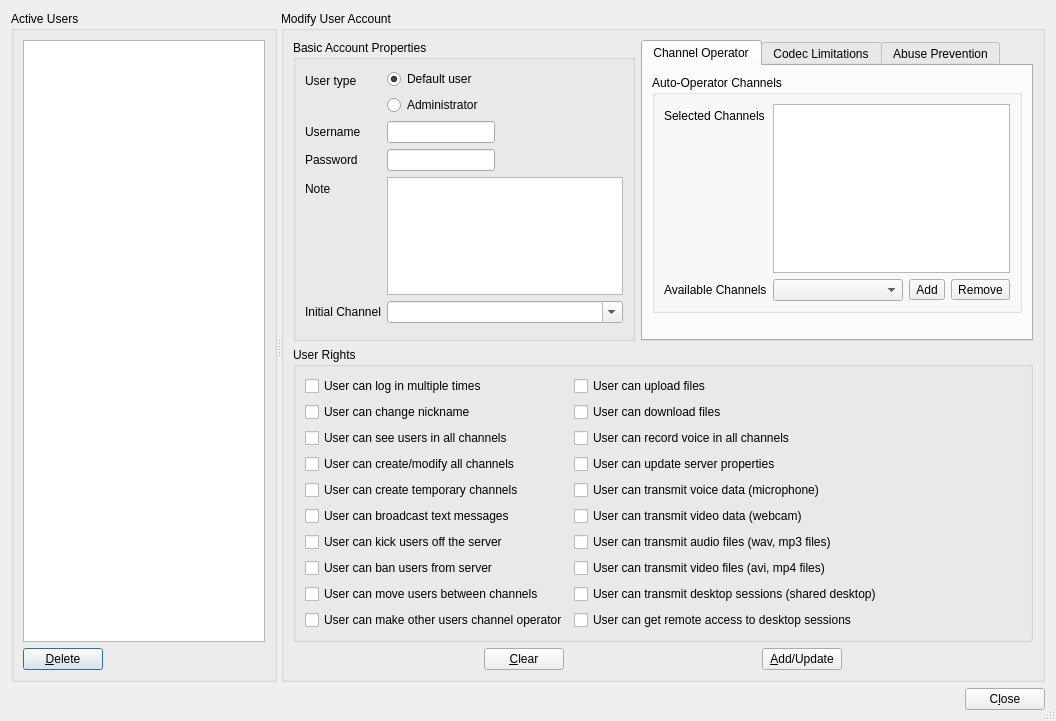
Above: Client/qtTeamTalk/useraccounts.ui from Vector1990/TeamTalk5 before the change. Below: the same form after it.
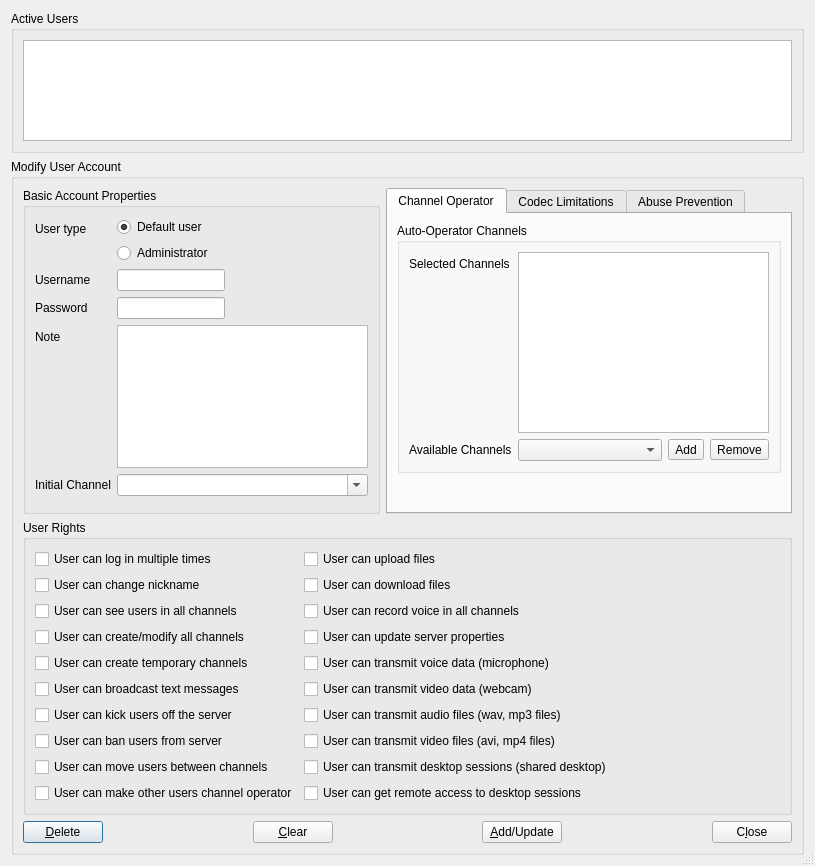
That is the form after the change.

Commit message: Rearranged user accounts dialog

Patch:
```diff
--- a/Client/qtTeamTalk/useraccounts.ui
+++ b/Client/qtTeamTalk/useraccounts.ui
@@ -6,8 +6,8 @@
    <rect>
     <x>0</x>
     <y>0</y>
-    <width>1056</width>
-    <height>721</height>
+    <width>815</width>
+    <height>866</height>
    </rect>
   </property>
   <property name="windowTitle">
@@ -18,15 +18,11 @@
   </property>
   <layout class="QVBoxLayout" name="verticalLayout_4">
    <item>
-    <widget class="QSplitter" name="splitter">
-     <property name="orientation">
-      <enum>Qt::Horizontal</enum>
-     </property>
      <widget class="QGroupBox" name="groupBox">
       <property name="title">
        <string>Active Users</string>
       </property>
-      <layout class="QVBoxLayout" name="verticalLayout">
+     <layout class="QHBoxLayout" name="horizontalLayout_6">
        <item>
         <widget class="QTreeView" name="usersTreeView">
          <property name="minimumSize">
@@ -46,37 +42,30 @@
          <property name="dragDropOverwriteMode">
           <bool>false</bool>
          </property>
+        <property name="alternatingRowColors">
+         <bool>true</bool>
+        </property>
          <property name="selectionBehavior">
           <enum>QAbstractItemView::SelectRows</enum>
          </property>
-        </widget>
-       </item>
-       <item>
-        <layout class="QHBoxLayout" name="horizontalLayout_4">
-         <item>
-          <widget class="QPushButton" name="delButton">
-           <property name="text">
-            <string>&amp;Delete</string>
-           </property>
-          </widget>
-         </item>
-         <item>
-          <spacer name="horizontalSpacer_3">
-           <property name="orientation">
-            <enum>Qt::Horizontal</enum>
-           </property>
-           <property name="sizeHint" stdset="0">
-            <size>
-             <width>40</width>
-             <height>20</height>
-            </size>
-           </property>
-          </spacer>
-         </item>
-        </layout>
-       </item>
-      </layout>
-     </widget>
+        <property name="rootIsDecorated">
+         <bool>false</bool>
+        </property>
+        <property name="itemsExpandable">
+         <bool>false</bool>
+        </property>
+        <property name="sortingEnabled">
+         <bool>true</bool>
+        </property>
+        <property name="expandsOnDoubleClick">
+         <bool>false</bool>
+        </property>
+       </widget>
+      </item>
+     </layout>
+    </widget>
+   </item>
+   <item>
      <widget class="QGroupBox" name="groupBox_2">
       <property name="title">
        <string>Modify User Account</string>
@@ -593,6 +582,13 @@
        </item>
        <item>
         <layout class="QHBoxLayout" name="horizontalLayout">
+        <item>
+         <widget class="QPushButton" name="delButton">
+          <property name="text">
+           <string>&amp;Delete</string>
+          </property>
+         </widget>
+        </item>
          <item>
           <spacer name="horizontalSpacer">
            <property name="orientation">
@@ -646,6 +642,13 @@
            </property>
           </spacer>
          </item>
+        <item>
+         <widget class="QPushButton" name="closeBtn">
+          <property name="text">
+           <string>C&amp;lose</string>
+          </property>
+         </widget>
+        </item>
         </layout>
        </item>
        <item>
@@ -663,31 +666,6 @@
        </item>
       </layout>
      </widget>
-    </widget>
-   </item>
-   <item>
-    <layout class="QHBoxLayout" name="horizontalLayout_6">
-     <item>
-      <spacer name="horizontalSpacer_5">
-       <property name="orientation">
-        <enum>Qt::Horizontal</enum>
-       </property>
-       <property name="sizeHint" stdset="0">
-        <size>
-         <width>40</width>
-         <height>20</height>
-        </size>
-       </property>
-      </spacer>
-     </item>
-     <item>
-      <widget class="QPushButton" name="closeBtn">
-       <property name="text">
-        <string>C&amp;lose</string>
-       </property>
-      </widget>
-     </item>
-    </layout>
    </item>
   </layout>
  </widget>
```
Left out of the diff: 9 changed lines with no effect on the pictures. Lines whose indentation alone changed are shown as unchanged.
